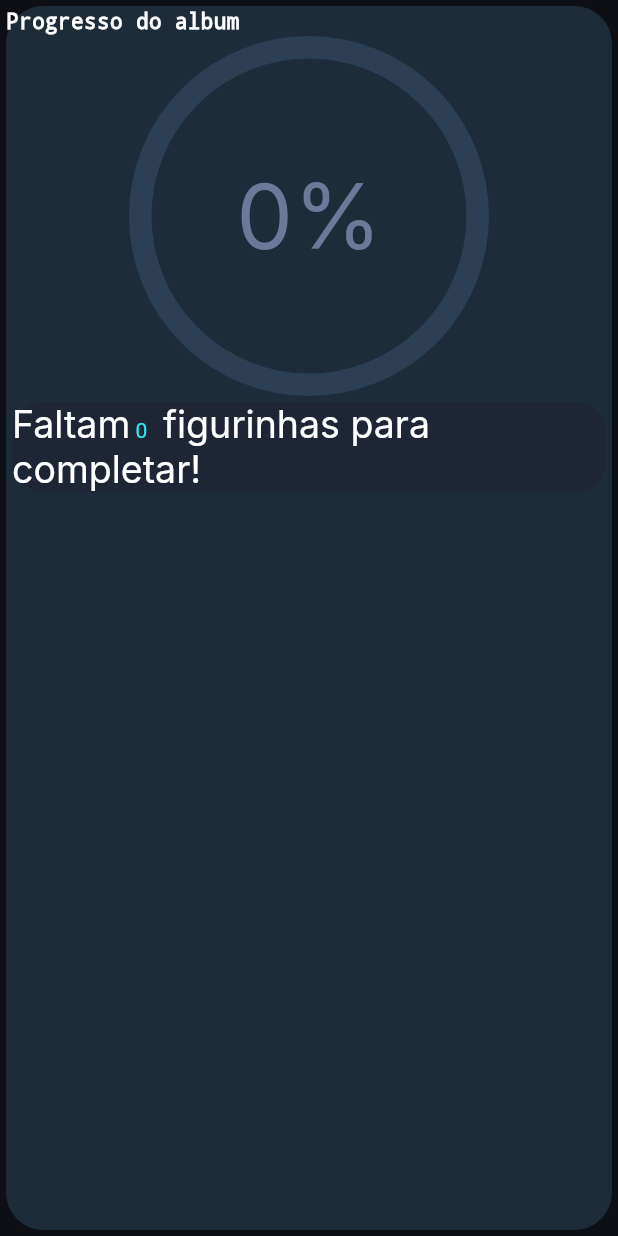
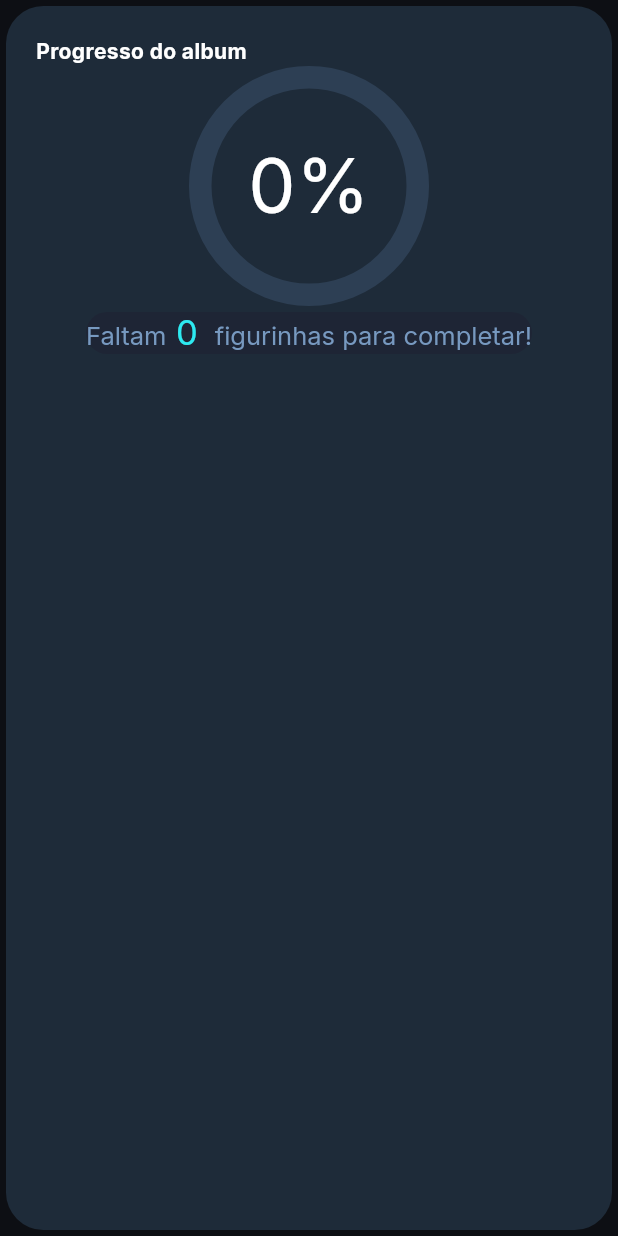
Before and after one commit to LucasNoffsMotta/wordcup_album_2026, a Flutter app: what getCollectionProgressChart() shows on an empty page, opened directly with empty values, on a phone screen of 412 x 824 dp. Run offline on Flutter 3.47's test engine with Material 3 defaults, Android fonts, the phone set to English and light mode, and no system bars; drawn by our look-alikes of percent_indicator; our stand-ins replace google_fonts, share_plus, shared_preferences; missing offline and left inert: collapsible_sidebar, country_flags; accounts and stored records are empty.

Commit message:
Push from pc

```diff
--- a/lib/helper/statistic_builder_helper.dart
+++ b/lib/helper/statistic_builder_helper.dart
@@ -80,32 +80,33 @@ class StatisticBuilderHelper {
             Row(
               mainAxisAlignment: MainAxisAlignment.start,
               children: [
-                Text(
-                  "Progresso do album",
-                  style: TextStyle(
-                    fontWeight: FontWeight.bold,
-                    color: Colors.white,
+                Padding(
+                  padding: EdgeInsetsGeometry.only(left: 20.0, top: 20.0),
+                  child: Text(
+                    "Progresso do album",
+                    style: GoogleFonts.inter(
+                      fontWeight: FontWeight.bold,
+                      color: Colors.white,
+                    ),
                   ),
                 ),
               ],
             ),
             CircularPercentIndicator(
-              radius: 120.0,
+              radius: 80.0,
               animation: true,
               animationDuration: 1200,
               lineWidth: 15.0,
               percent: data.progressionPercentage,
               center: Text(
                 "${(data.progressionPercentage * 100).round()}%",
-                style: GoogleFonts.inter(fontSize: 60)
-                //TextStyle(fontWeight: FontWeight.bold, fontSize: 40.0, color: Colors.white, fontFamily: "Inter"),
+                style: GoogleFonts.inter(fontSize: 50, color: Colors.white),
               ),
               circularStrokeCap: CircularStrokeCap.butt,
               backgroundColor: Color.fromRGBO(45, 63, 84, 1),
               progressColor: const Color.fromRGBO(0, 212, 198, 1),
             ),
             Card(
-
               shape: RoundedRectangleBorder(
                 borderRadius: BorderRadius.circular(
                   20.0,
@@ -115,19 +116,30 @@ class StatisticBuilderHelper {
                 text: TextSpan(
                   style: GoogleFonts.inter(),
                   children: <TextSpan>[
-                    TextSpan(text: "Faltam", style: GoogleFonts.inter(fontSize: 25)),
+                    TextSpan(
+                      text: "Faltam",
+                      style: GoogleFonts.inter(
+                        fontSize: 17,
+                        color: Color.fromRGBO(119, 153, 192, 1),
+                      ),
+                    ),
                     TextSpan(
                       text: " ${data.missingCards} ",
-                      style: TextStyle(
+                      style: GoogleFonts.inter(
                         color: const Color.fromARGB(255, 45, 233, 240),
+                        fontSize: 23,
                       ),
                     ),
-                    TextSpan(text: " figurinhas para completar!", style: GoogleFonts.inter(fontSize: 25)),
+                    TextSpan(
+                      text: " figurinhas para completar!",
+                      style: GoogleFonts.inter(
+                        fontSize: 17,
+                        color: Color.fromRGBO(119, 153, 192, 1),
+                      ),
+                    ),
                   ],
                 ),
               ),
-
-              //child: Text("Faltam ${data.missingCards} figurinhas para completar!"),
             ),
           ],
         ),
```
